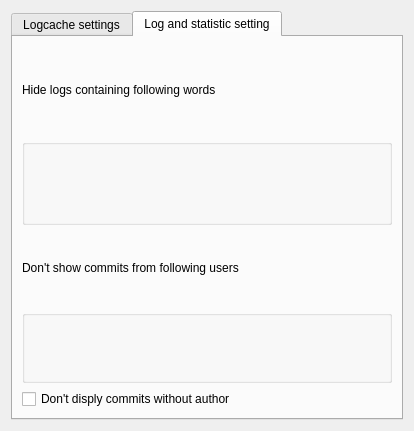
Before: the Qt Designer form src/svnfrontend/database/dbsettings.ui in centic9/kdesvn-ppa, drawn with Qt 5.
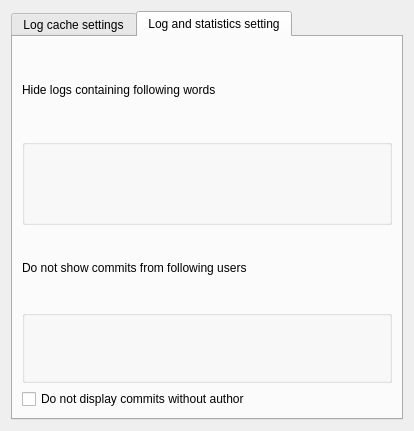
After: the same form once the commit is applied. The open tabs and pages were chosen to show the change. Custom widgets are drawn as their Qt base class.

The edit to the form file:
```diff
--- a/src/svnfrontend/database/dbsettings.ui
+++ b/src/svnfrontend/database/dbsettings.ui
@@ -18,7 +18,7 @@
      </property>
      <widget class="QWidget" name="tab">
       <attribute name="title">
-       <string>Logcache settings</string>
+       <string>Log cache settings</string>
       </attribute>
       <layout class="QVBoxLayout" name="verticalLayout">
        <item>
@@ -50,7 +50,7 @@
      </widget>
      <widget class="QWidget" name="tab_2">
       <attribute name="title">
-       <string>Log and statistic setting</string>
+       <string>Log and statistics setting</string>
       </attribute>
       <layout class="QVBoxLayout" name="verticalLayout_2">
        <item>
@@ -89,14 +89,14 @@
          <item row="1" column="0">
           <widget class="QLabel" name="m_hideuser_label">
            <property name="text">
-            <string>Don't show commits from following users</string>
+            <string>Do not show commits from following users</string>
            </property>
           </widget>
          </item>
          <item row="3" column="0">
           <widget class="QCheckBox" name="dbcfg_filter_empty_author">
            <property name="text">
-            <string>Don't disply commits without author</string>
+            <string>Do not display commits without author</string>
            </property>
           </widget>
          </item>
@@ -114,6 +114,12 @@
    <extends>QGroupBox</extends>
    <header>keditlistbox.h</header>
   </customwidget>
+  <customwidget>
+   <class>KTabWidget</class>
+   <extends>QTabWidget</extends>
+   <header>ktabwidget.h</header>
+   <container>1</container>
+  </customwidget>
  </customwidgets>
  <resources/>
  <connections/>
```
Left out of the diff: 8 changed lines with no effect on the pictures.
